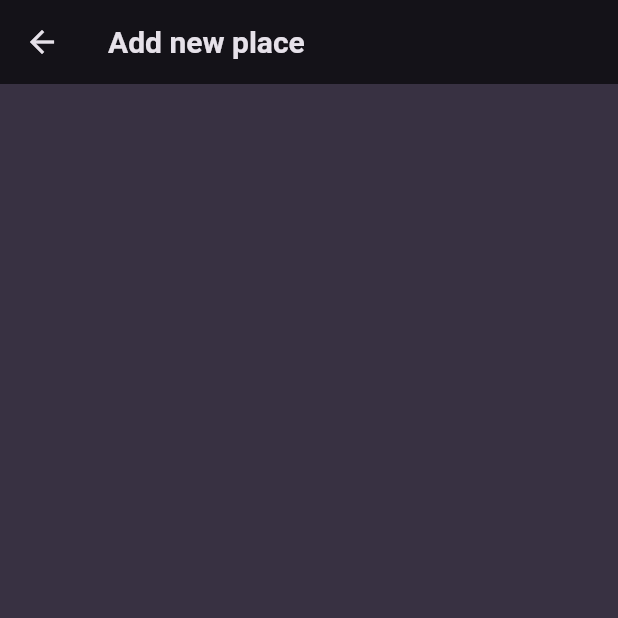
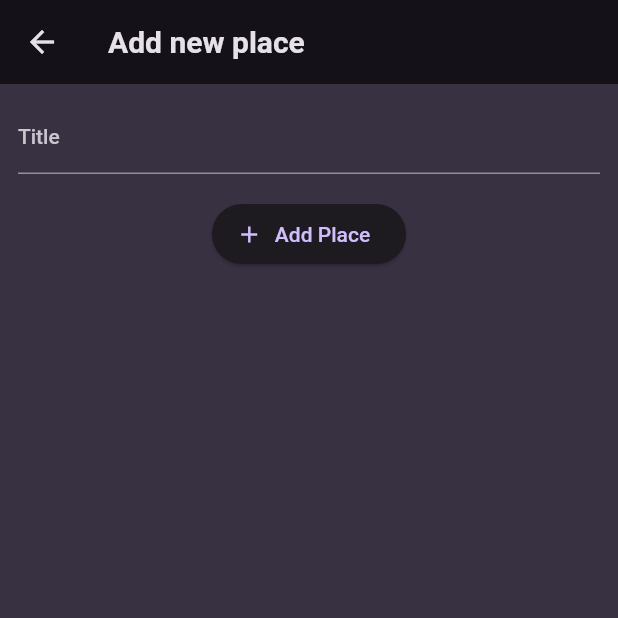
Before and after one commit to S13G/Kazana, a Flutter app: the AddPlaceScreen screen opened directly, on a phone screen of 412 x 824 dp, the top half of it. Run offline on Flutter 3.47's test engine with Material 2 defaults, Android fonts, the phone set to English and light mode, and no system bars; our stand-ins replace flutter_riverpod, google_fonts.

Commit message:
setting up basic ui and providers

```diff
--- a/lib/main.dart
+++ b/lib/main.dart
@@ -1,5 +1,5 @@
 import 'package:flutter/material.dart';
-
+import 'package:flutter_riverpod/flutter_riverpod.dart';
 import 'package:google_fonts/google_fonts.dart';
 import 'package:kazana/screens/places.dart';
 
@@ -28,7 +28,7 @@ final theme = ThemeData().copyWith(
 
 void main() {
   runApp(
-    const MyApp(),
+    const ProviderScope(child: MyApp()),
   );
 }
 
--- /dev/null
+++ b/lib/providers/user_places.dart
@@ -0,0 +1,13 @@
+import 'package:flutter_riverpod/flutter_riverpod.dart';
+import 'package:kazana/models/place.dart';
+
+class UserPlacesNotifier extends StateNotifier<List<Place>> {
+  UserPlacesNotifier() : super(const []);
+
+  void addPlace(String title) {
+    final newPlace = Place(title: title);
+    state = [newPlace, ...state]; // new place getting added to the beginning
+  }
+}
+
+final userPlacesProvider = StateNotifierProvider((ref) => UserPlacesNotifier());
--- a/lib/screens/add_place.dart
+++ b/lib/screens/add_place.dart
@@ -10,6 +10,14 @@ class AddPlaceScreen extends StatefulWidget {
 }
 
 class _AddPlaceScreenState extends State<AddPlaceScreen> {
+  final _titleController = TextEditingController();
+
+  @override
+  void dispose() {
+    super.dispose();
+    _titleController.dispose();
+  }
+
   @override
   Widget build(BuildContext context) {
     return Scaffold(
@@ -17,8 +25,23 @@ class _AddPlaceScreenState extends State<AddPlaceScreen> {
         title: const Text('Add new place'),
       ),
       body: SingleChildScrollView(
+        padding: const EdgeInsets.all(12),
         child: Column(
-
+          children: [
+            TextField(
+              decoration: const InputDecoration(labelText: 'Title'),
+              controller: _titleController,
+              style: TextStyle(
+                color: Theme.of(context).colorScheme.onBackground,
+              ),
+            ),
+            const SizedBox(height: 16),
+            ElevatedButton.icon(
+              onPressed: () {},
+              label: const Text('Add Place'),
+              icon: const Icon(Icons.add),
+            ),
+          ],
         ),
       ),
     );
--- a/pubspec.yaml
+++ b/pubspec.yaml
@@ -37,6 +37,7 @@ dependencies:
   cupertino_icons: ^1.0.2
   google_fonts: ^6.1.0
   uuid: ^4.1.0
+  flutter_riverpod: ^2.4.4
 
 dev_dependencies:
   flutter_test:
```
Also changed, not shown: lib/screens/places.dart (+9 -2 lines), pubspec.lock.
